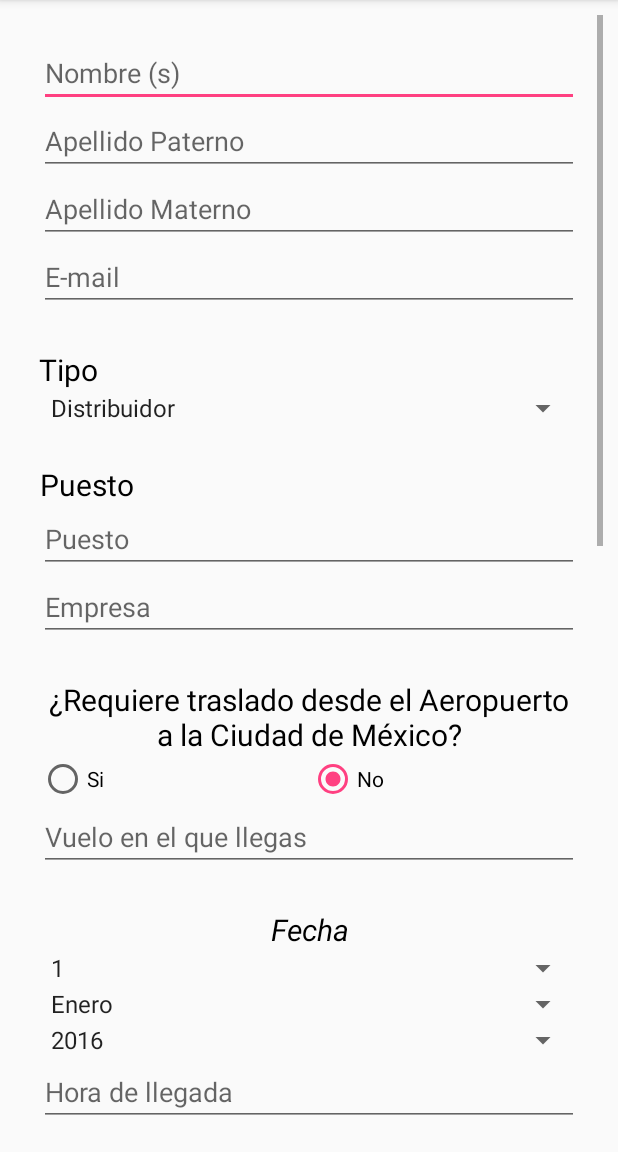
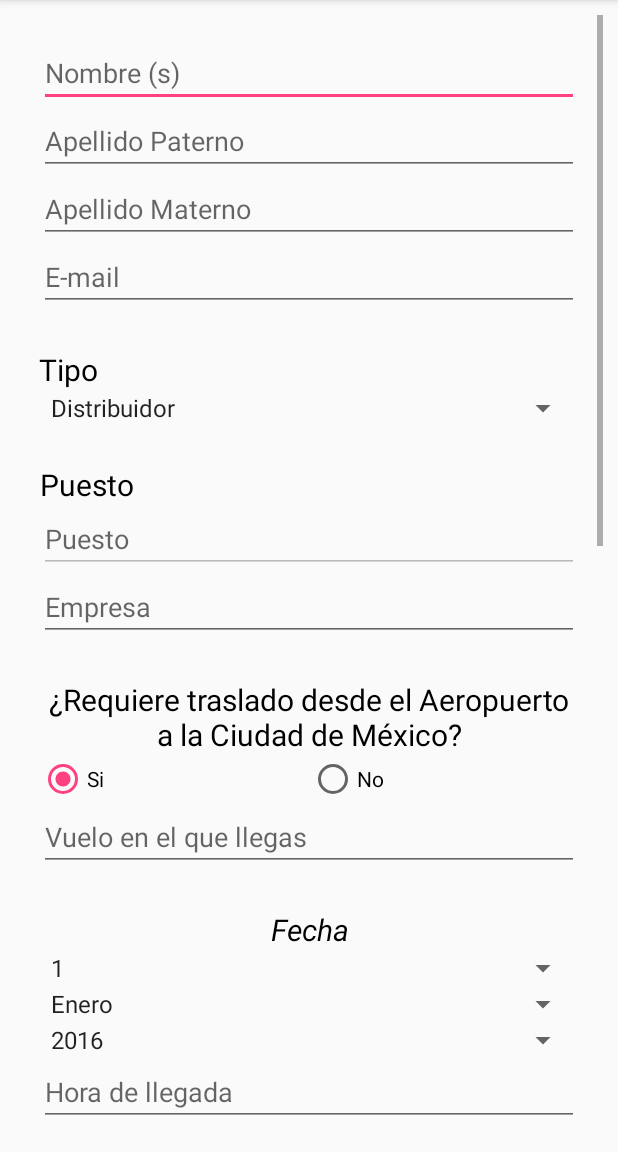
Before and after one commit to DevWorms/Daimler, an Android app: the MainActivity screen opened directly, with no data from a screen before it, on a phone screen of 412 x 824 dp, the part 84-1236 px from its top. Run offline under Robolectric (Android 15) with nearby library versions, the phone set to English and light mode, and no system bars; libraries missing offline, so code that uses them is left out: com.squareup.okhttp.

Commit message:
Final
Final

```diff
--- a/Daimler-Android/app/src/main/AndroidManifest.xml
+++ b/Daimler-Android/app/src/main/AndroidManifest.xml
@@ -20,4 +20,6 @@
         <activity android:name=".Ingresar"></activity>
     </application>
 
+    <uses-permission android:name="android.permission.INTERNET"/>
+
 </manifest>
--- a/Daimler-Android/app/src/main/java/com/developers/devworms/daimler_android/MainActivity.java
+++ b/Daimler-Android/app/src/main/java/com/developers/devworms/daimler_android/MainActivity.java
@@ -2,6 +2,7 @@ package com.developers.devworms.daimler_android;
 
 import android.app.DownloadManager;
 import android.app.ProgressDialog;
+import android.content.Context;
 import android.content.Intent;
 import android.os.AsyncTask;
 import android.os.Bundle;
@@ -11,6 +12,7 @@ import android.widget.ArrayAdapter;
 import android.widget.EditText;
 import android.widget.RadioButton;
 import android.widget.Spinner;
+import android.widget.Toast;
 
 import com.squareup.okhttp.MediaType;
 import com.squareup.okhttp.OkHttpClient;
@@ -19,12 +21,26 @@ import com.squareup.okhttp.RequestBody;
 import com.squareup.okhttp.Response;
 
 import java.io.IOException;
+import java.io.StringReader;
 
 
 public class MainActivity extends AppCompatActivity {
 
     // Progress Dialog
     private ProgressDialog pDialog;
+
+    //  Datos Usuario
+    EditText nombre;
+    EditText paterno;
+    EditText materno;
+    EditText mail;
+
+    Spinner tipo;
+    EditText puesto;
+    EditText empresa;
+
+    EditText contrasena;
+    EditText repiteContrasena;
 
     // Vuelo
     EditText vuelo_text;
@@ -45,9 +61,34 @@ public class MainActivity extends AppCompatActivity {
         super.onCreate(savedInstanceState);
         setContentView(R.layout.activity_main);
 
+        //  Datos Usuario
+        nombre = (EditText)findViewById(R.id.nombreText);
+        paterno = (EditText)findViewById(R.id.apellidoPText);
+        materno = (EditText)findViewById(R.id.apellidoMText);
+        mail = (EditText)findViewById(R.id.mailText);
+
+        tipo = (Spinner) findViewById(R.id.tipoSpinner);
+        puesto = (EditText)findViewById(R.id.selecPuestoText);
+        empresa = (EditText)findViewById(R.id.selecEmpresaText);
+
+        contrasena = (EditText)findViewById(R.id.passText);
+        repiteContrasena = (EditText)findViewById(R.id.cnfPassText);
+
+        //  Vuelo
         vuelo_text = (EditText)findViewById(R.id.vueloText);
+        horaLlegada_text = (EditText)findViewById(R.id.horaLlegadaText);
+        spinnerDia = (Spinner)findViewById(R.id.spinnerDia);
+        spinnerMes = (Spinner)findViewById(R.id.spinnerMes);
+        spinnerAno = (Spinner)findViewById(R.id.spinnerAno);
 
-        //  SPINNER AREA
+        //  Hospedaje
+        sencillo = (RadioButton)findViewById(R.id.sencilloBtn);
+        doble = (RadioButton)findViewById(R.id.dobleBtn);
+        acompanant = (EditText)findViewById(R.id.acompananteText);
+
+
+
+        //  SPINNER TIPO
             Spinner spinnerArea = (Spinner) findViewById(R.id.tipoSpinner);
 
             ArrayAdapter<CharSequence> adapterTipo = ArrayAdapter.createFromResource(this,
@@ -93,10 +134,28 @@ public class MainActivity extends AppCompatActivity {
             adapterAno.setDropDownViewResource(android.R.layout.simple_spinner_dropdown_item);
             spinnerAno.setAdapter(adapterAno);
 
+
     }
 
     public void moduloRegistro (View view){
-        new LoadAlbums().execute();
+        String pass = contrasena.getText().toString();
+        String rePass = repiteContrasena.getText().toString();
+
+
+        if(pass.equals(rePass)) {
+            new LoadAlbums().execute();
+        }
+
+        else    {
+
+            Context context = getApplicationContext();
+            CharSequence text = "Las contraseñas no coinciden";
+            int duration = Toast.LENGTH_SHORT;
+
+            Toast toast = Toast.makeText(context, text, duration);
+            toast.show();
+        }
+
     }
 
 
@@ -115,7 +174,6 @@ public class MainActivity extends AppCompatActivity {
 
         horaLlegada_text.setFocusable(false);
         horaLlegada_text.setEnabled(false);
-
     }
 
     public void trasladoTrue (View view) {
@@ -133,7 +191,6 @@ public class MainActivity extends AppCompatActivity {
 
         horaLlegada_text.setFocusable(true);
         horaLlegada_text.setEnabled(true);
-
     }
 
     public void hospedajeTrue (View view) {
@@ -161,6 +218,24 @@ public class MainActivity extends AppCompatActivity {
 
     class LoadAlbums extends AsyncTask<String, String, String> {
 
+
+        String nombreStr = nombre.getText().toString();
+        String patStr = paterno.getText().toString();
+        String matStr = materno.getText().toString();
+        String mailStr = mail.getText().toString();
+        String tipoStr = tipo.getSelectedItem().toString();
+        String puestoStr = puesto.getText().toString();
+        String empresaStr = empresa.getText().toString();
+        String vueloStr = vuelo_text.getText().toString();
+        String diaStr = spinnerDia.getSelectedItem().toString();
+        String mesStr = spinnerMes.getSelectedItem().toString();
+        String anoStr = spinnerAno.getSelectedItem().toString();
+        String horaStr = horaLlegada_text.getText().toString();
+        String sencilloStr = sencillo.getText().toString();
+        String dobleStr = doble.getText().toString();
+        String acompStr = acompanant.getText().toString();
+        String passStr = contrasena.getText().toString();
+
         /**
          * Before starting background thread Show Progress Dialog
          * */
@@ -168,7 +243,7 @@ public class MainActivity extends AppCompatActivity {
         protected void onPreExecute() {
             super.onPreExecute();
             pDialog = new ProgressDialog(MainActivity.this);
-            pDialog.setMessage("Listing...");
+            pDialog.setMessage("Registrando...");
             pDialog.setIndeterminate(false);
             pDialog.setCancelable(false);
             pDialog.show();
@@ -182,7 +257,7 @@ public class MainActivity extends AppCompatActivity {
             OkHttpClient client = new OkHttpClient();
 
             MediaType mediaType = MediaType.parse("application/octet-stream");
-            RequestBody body = RequestBody.create(mediaType, "{\n    'nombre' : 'Ricardo',\n    \"a_paterno\" : \"Rojas\",\n    \"a_materno\" : \"Mirón\",\n    \"email\" : \"mail@1234.com\",\n    \"tipo\" : \"Distribuidor\",\n    \"puesto\" : \"COO\",\n    \"empresa\" : \"UVG\",\n    \"translado\" : \"translado\",\n    \"llegada_vuelo\" : \"4444\",\n    \"dia\" : \"lunes\",\n    \"mes\" : \"febrero\",\n    \"ano\" : \"2016\",\n    \"hora_llegada\" : \"1250\",\n    \"hospedaje\" : \"Miércoles\",\n    \"tipo_habitacion\" : \"doble\",\n    \"nombre_acompanante\" : \"Salvador\",\n    \"contrasena\" : \"1234\"\n}");
+            RequestBody body = RequestBody.create(mediaType, "{\n    'nombre' : '" + nombreStr + "',\n    \"a_paterno\" : " + patStr + ",\n    \"a_materno\" : " + matStr + ",\n    \"email\" : " + mailStr + ",\n    \"tipo\" : " + tipoStr + ",\n    \"puesto\" : " + puestoStr + ",\n    \"empresa\" : " + empresaStr + ",\n    \"translado\" : \"translado\",\n    \"llegada_vuelo\" : " + vueloStr + ",\n    \"dia\" : " + diaStr + ",\n    \"mes\" : " + mesStr + ",\n    \"ano\" : " + anoStr + ",\n    \"hora_llegada\" : " + horaStr + ",\n    \"hospedaje\" : \"Miércoles\",\n    \"tipo_habitacion\" : " + tipoStr + ",\n    \"nombre_acompanante\" : " + acompStr + ",\n    \"contrasena\" : " + passStr + "\n}");
             Request request = new Request.Builder()
                     .url("http://app-daimler.palindromo.com.mx/APP/registro.php")
                     .post(body)
--- a/Daimler-Android/app/src/main/res/layout/activity_main.xml
+++ b/Daimler-Android/app/src/main/res/layout/activity_main.xml
@@ -117,7 +117,8 @@
             android:layout_width="match_parent"
             android:layout_height="wrap_content"
             android:id="@+id/selecPuestoText"
-            android:hint="Puesto" />
+            android:hint="Puesto"
+            android:enabled="false" />
 
         <EditText
             android:layout_width="match_parent"
@@ -158,8 +159,9 @@
                     android:text="Si"
                     android:id="@+id/siTrasBtn"
                     android:layout_gravity="center_horizontal"
-                    android:checked="false"
-                    android:layout_weight="1" />
+                    android:checked="true"
+                    android:layout_weight="1"
+                    android:onClick="trasladoTrue"/>
 
                 <RadioButton
                     android:layout_width="match_parent"
@@ -167,8 +169,9 @@
                     android:text="No"
                     android:id="@+id/noTrasBtn"
                     android:layout_gravity="center_horizontal"
-                    android:checked="true"
-                    android:layout_weight="1" />
+                    android:checked="false"
+                    android:layout_weight="1"
+                    android:onClick="trasladoFalse" />
 
             </RadioGroup>
 
@@ -258,7 +261,8 @@
                         android:layout_height="wrap_content"
                         android:text="Si"
                         android:id="@+id/siHospBtn"
-                        android:checked="false" />
+                        android:checked="true"
+                        android:onClick="hospedajeTrue"/>
 
                     <RadioButton
                         android:layout_width="match_parent"
@@ -266,7 +270,8 @@
                         android:text="No"
                         android:id="@+id/noHospBtn"
                         android:layout_weight="0.42"
-                        android:checked="true" />
+                        android:checked="false"
+                        android:onClick="hospedajeFalse"/>
                 </RadioGroup>
 
             </LinearLayout>
```
